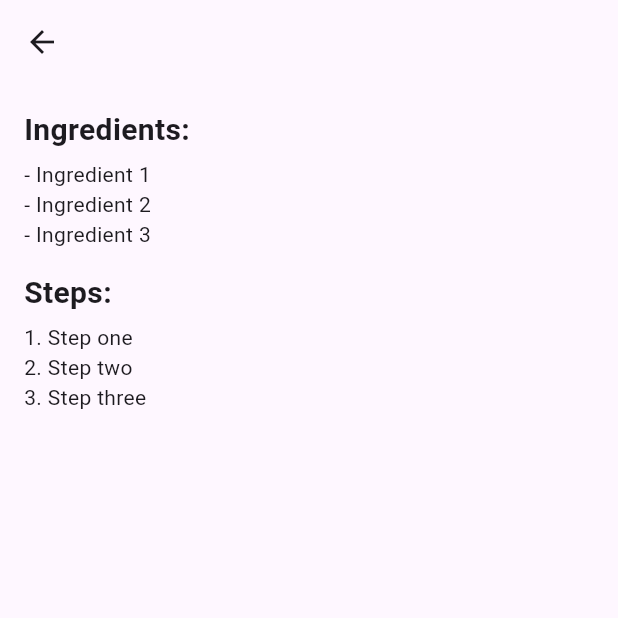
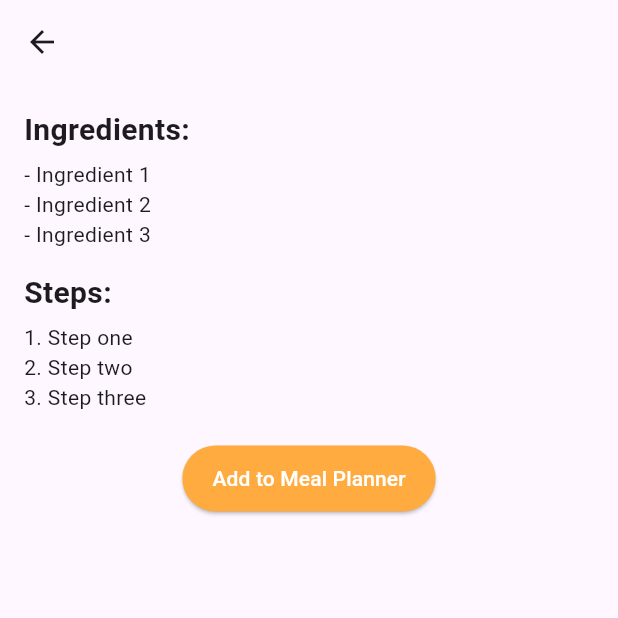
Before and after one commit to sricharan8462/MealandRecipePlanner, a Flutter app: the RecipeDetailsScreen screen opened directly with empty values, on a phone screen of 412 x 824 dp, the top half of it. Run offline on Flutter 3.47's test engine with Material 3 defaults, Android fonts, the light colour scheme and no system bars.

Commit message:
Add to Meal Planner button in Recipe Details

```diff
--- a/lib/screens/recipe_details_screen.dart
+++ b/lib/screens/recipe_details_screen.dart
@@ -3,8 +3,7 @@ import 'package:flutter/material.dart';
 class RecipeDetailsScreen extends StatelessWidget {
   @override
   Widget build(BuildContext context) {
-    final String recipeName =
-        ModalRoute.of(context)!.settings.arguments as String;
+    final String recipeName = ModalRoute.of(context)!.settings.arguments as String;
 
     return Scaffold(
       appBar: AppBar(title: Text(recipeName)),
@@ -13,19 +12,30 @@ class RecipeDetailsScreen extends StatelessWidget {
         child: Column(
           crossAxisAlignment: CrossAxisAlignment.start,
           children: [
-            Text(
-              'Ingredients:',
-              style: TextStyle(fontSize: 20, fontWeight: FontWeight.bold),
-            ),
+            Text('Ingredients:', style: TextStyle(fontSize: 20, fontWeight: FontWeight.bold)),
             SizedBox(height: 5),
             Text('- Ingredient 1\n- Ingredient 2\n- Ingredient 3'),
             SizedBox(height: 15),
-            Text(
-              'Steps:',
-              style: TextStyle(fontSize: 20, fontWeight: FontWeight.bold),
-            ),
+            Text('Steps:', style: TextStyle(fontSize: 20, fontWeight: FontWeight.bold)),
             SizedBox(height: 5),
             Text('1. Step one\n2. Step two\n3. Step three'),
+            SizedBox(height: 20),
+            Center(
+              child: ElevatedButton(
+                onPressed: () {
+                  // Logic to add recipe to Meal Planner
+                  ScaffoldMessenger.of(context).showSnackBar(
+                    SnackBar(content: Text('$recipeName added to Meal Planner!')),
+                  );
+                },
+                child: Text('Add to Meal Planner'),
+                style: ElevatedButton.styleFrom(
+                  padding: EdgeInsets.symmetric(vertical: 12, horizontal: 20),
+                  backgroundColor: Colors.orangeAccent,
+                  foregroundColor: Colors.white,
+                ),
+              ),
+            ),
           ],
         ),
       ),
```
